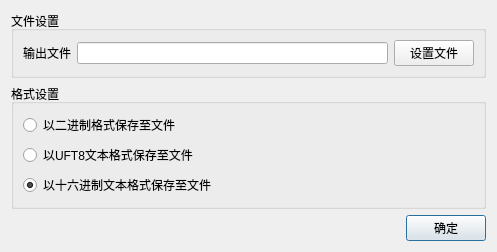
Before: the Qt Designer form Src/Common/SAKDebugPage/Output/Save/SaveOutputDataSettings.ui in x-tools-author/x-tools, drawn with Qt 5.
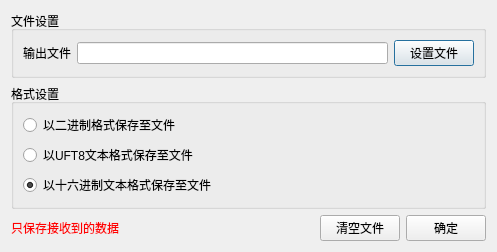
After: the same form once the commit is applied.

Commit message: 完成接收数据保存至文件功能

What changed in the file:
```diff
--- a/Src/Common/SAKDebugPage/Output/Save/SaveOutputDataSettings.ui
+++ b/Src/Common/SAKDebugPage/Output/Save/SaveOutputDataSettings.ui
@@ -14,27 +14,33 @@
    <string>数据保存设置</string>
   </property>
   <layout class="QGridLayout" name="gridLayout">
-   <item row="2" column="1">
-    <widget class="QPushButton" name="pushButton_2">
-     <property name="text">
-      <string>确定</string>
+   <item row="0" column="0" colspan="3">
+    <widget class="QGroupBox" name="groupBox">
+     <property name="title">
+      <string>文件设置</string>
      </property>
+     <layout class="QGridLayout" name="gridLayout_2">
+      <item row="0" column="1">
+       <widget class="QLineEdit" name="pathLineEdit"/>
+      </item>
+      <item row="0" column="2">
+       <widget class="QPushButton" name="setFilePushButton">
+        <property name="text">
+         <string>设置文件</string>
+        </property>
+       </widget>
+      </item>
+      <item row="0" column="0">
+       <widget class="QLabel" name="label">
+        <property name="text">
+         <string>输出文件</string>
+        </property>
+       </widget>
+      </item>
+     </layout>
     </widget>
    </item>
-   <item row="2" column="0">
-    <spacer name="horizontalSpacer">
-     <property name="orientation">
-      <enum>Qt::Horizontal</enum>
-     </property>
-     <property name="sizeHint" stdset="0">
-      <size>
-       <width>40</width>
-       <height>20</height>
-      </size>
-     </property>
-    </spacer>
-   </item>
-   <item row="1" column="0" colspan="2">
+   <item row="1" column="0" colspan="3">
     <widget class="QGroupBox" name="groupBox_3">
      <property name="title">
       <string>格式设置</string>
@@ -67,30 +73,36 @@
      </layout>
     </widget>
    </item>
-   <item row="0" column="0" colspan="2">
-    <widget class="QGroupBox" name="groupBox">
-     <property name="title">
-      <string>文件设置</string>
+   <item row="2" column="2">
+    <widget class="QPushButton" name="closePushButton">
+     <property name="text">
+      <string>确定</string>
      </property>
-     <layout class="QGridLayout" name="gridLayout_2">
-      <item row="0" column="1">
-       <widget class="QLineEdit" name="lineEdit"/>
-      </item>
-      <item row="0" column="2">
-       <widget class="QPushButton" name="pushButton">
-        <property name="text">
-         <string>设置文件</string>
-        </property>
-       </widget>
-      </item>
-      <item row="0" column="0">
-       <widget class="QLabel" name="label">
-        <property name="text">
-         <string>输出文件</string>
-        </property>
-       </widget>
-      </item>
-     </layout>
+    </widget>
+   </item>
+   <item row="2" column="1">
+    <widget class="QPushButton" name="clearFilePushButton">
+     <property name="text">
+      <string>清空文件</string>
+     </property>
+    </widget>
+   </item>
+   <item row="2" column="0">
+    <widget class="QLabel" name="label_2sssss">
+     <property name="sizePolicy">
+      <sizepolicy hsizetype="Expanding" vsizetype="Preferred">
+       <horstretch>0</horstretch>
+       <verstretch>0</verstretch>
+      </sizepolicy>
+     </property>
+     <property name="styleSheet">
+      <string notr="true">QLabel#label_2sssss {
+    color:red
+}</string>
+     </property>
+     <property name="text">
+      <string>只保存接收到的数据</string>
+     </property>
     </widget>
    </item>
   </layout>
```
Left out of the diff: 8 changed lines with no effect on the pictures. The commit also changes 10 other files.
